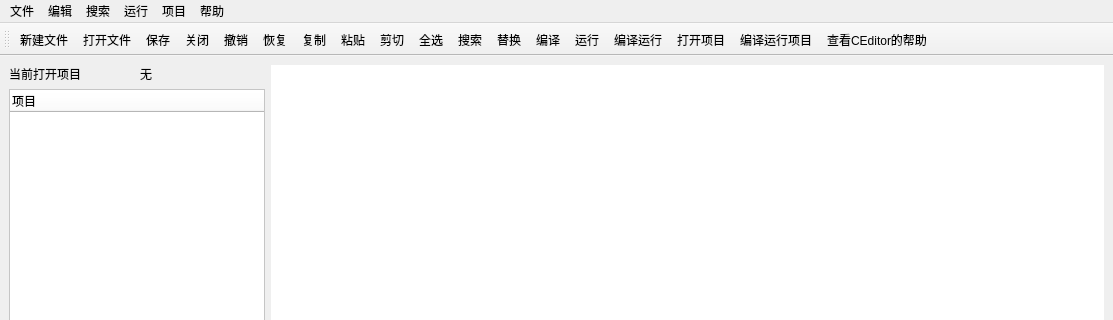
Above: CEditor/mainwindow.ui from XiaoZheng2003/BIT-QT-IDE before the change; both pictures show x 0 to 1113 and y 0 to 320 of the 1113 by 773 pixel window. Below: the same form after it.
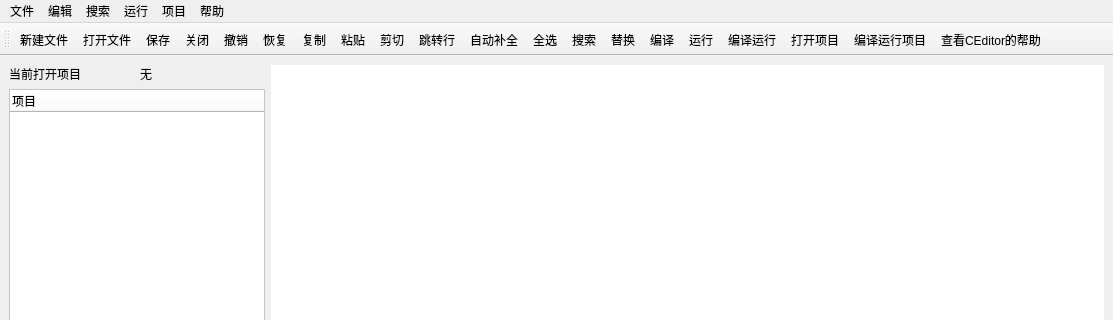
That is the form after the change. Icons and pictures are not drawn.

Patch:
```diff
--- a/CEditor/mainwindow.ui
+++ b/CEditor/mainwindow.ui
@@ -245,6 +245,8 @@
    <addaction name="actionCopy"/>
    <addaction name="actionPaste"/>
    <addaction name="actionCut"/>
+   <addaction name="actionJumpLine"/>
+   <addaction name="actionAutoComplete"/>
    <addaction name="actionSelectAll"/>
    <addaction name="actionSearch"/>
    <addaction name="actionReplace"/>
```
Left out of the diff: 10 changed lines with no effect on the pictures.
